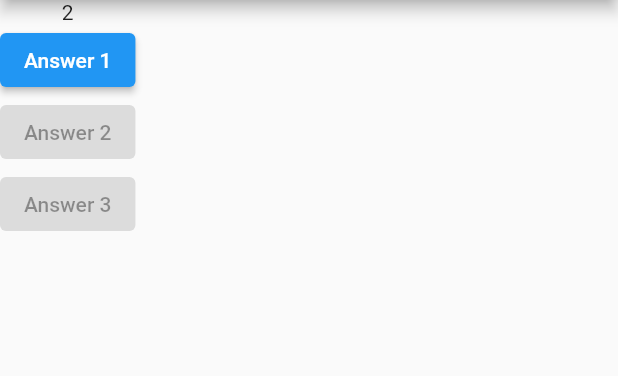
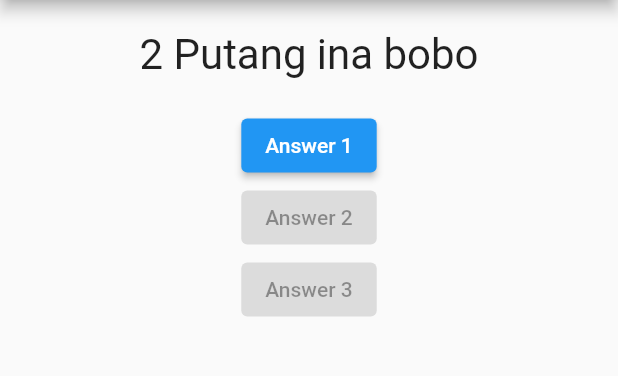
Before and after one commit to zinct/flutter-quiz, a Flutter app: the screen it shows after launch, after a tap on "Answer 1", on a phone screen of 412 x 824 dp, the part 84-460 px from its top. Run offline on Flutter 3.47's test engine with Material 2 defaults, Android fonts, the phone set to English and light mode, and no system bars.

```diff
--- a/lib/main.dart
+++ b/lib/main.dart
@@ -1,4 +1,5 @@
 import 'package:flutter/material.dart';
+import 'package:learn_flutter/question_text.dart';
 
 void main() => runApp(MyApp());
 
@@ -8,23 +9,28 @@ class MyApp extends StatefulWidget {
 }
 
 class MyAppState extends State<MyApp> {
-  int questionIndex = 1;
+  int questionIndex = 0;
   int counter = 1;
+  List<Map> questions = [
+    {
+      'questionText': 'Whats your favorite color?',
+      'answers': ['Orange', 'Blue', 'Red', 'Black']
+    },
+    {
+      'questionText': 'Whats your favorite movie?',
+      'answers': ['Gravity Falls', 'Naruto', 'Spiderman']
+    },
+  ];
 
   void handleButtonPressed() {
     setState(() {
+      questionIndex += 1;
       counter += 1;
     });
-    print(counter);
   }
 
   @override
   Widget build(BuildContext context) {
-    List<String> questions = [
-      'Whats your favorite color?',
-      'Whats your favorite movie?',
-    ];
-
     return MaterialApp(
       home: Scaffold(
         appBar: AppBar(
@@ -33,7 +39,7 @@ class MyAppState extends State<MyApp> {
         ),
         body: Column(
           children: [
-            Text(counter.toString()),
+            QuestionText(text: counter.toString() + ' Putang ina bobo'),
             ElevatedButton(
               child: Text("Answer 1"),
               onPressed: handleButtonPressed,
--- /dev/null
+++ b/lib/question_text.dart
@@ -0,0 +1,19 @@
+import 'package:flutter/material.dart';
+
+class QuestionText extends StatelessWidget {
+  final String text;
+  const QuestionText({required this.text});
+
+  @override
+  Widget build(BuildContext context) {
+    return Container(
+      child: Text(
+        text,
+        style: TextStyle(fontSize: 28),
+        textAlign: TextAlign.center,
+      ),
+      margin: EdgeInsets.only(top: 20, bottom: 20),
+      width: double.infinity,
+    );
+  }
+}
```
